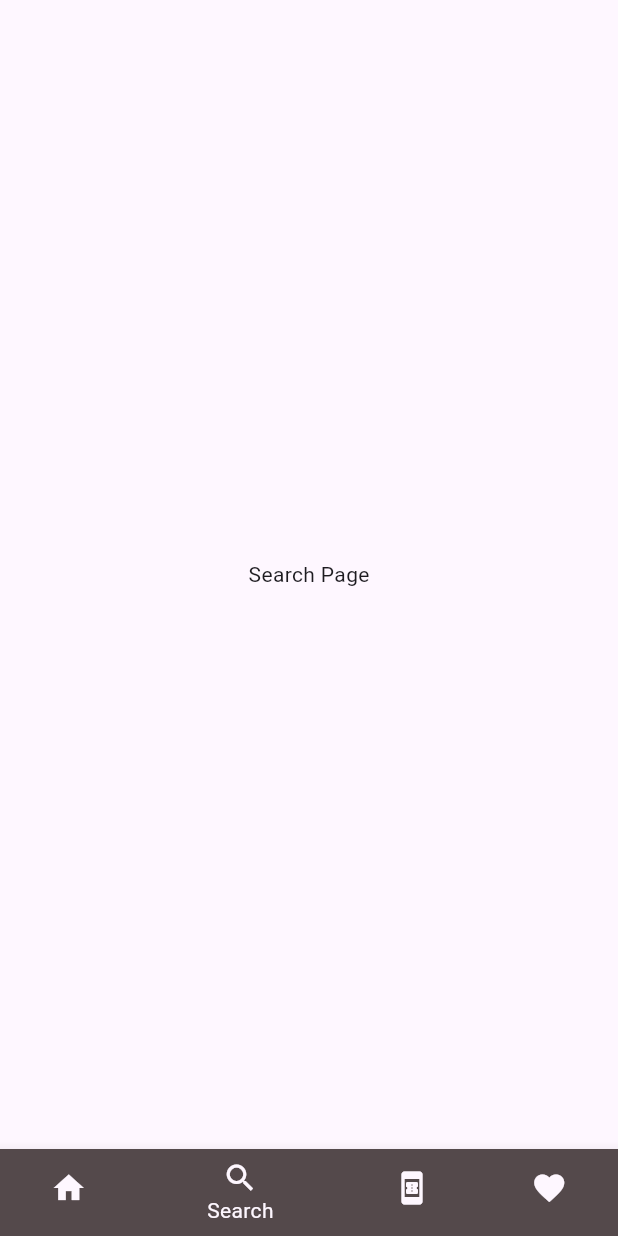
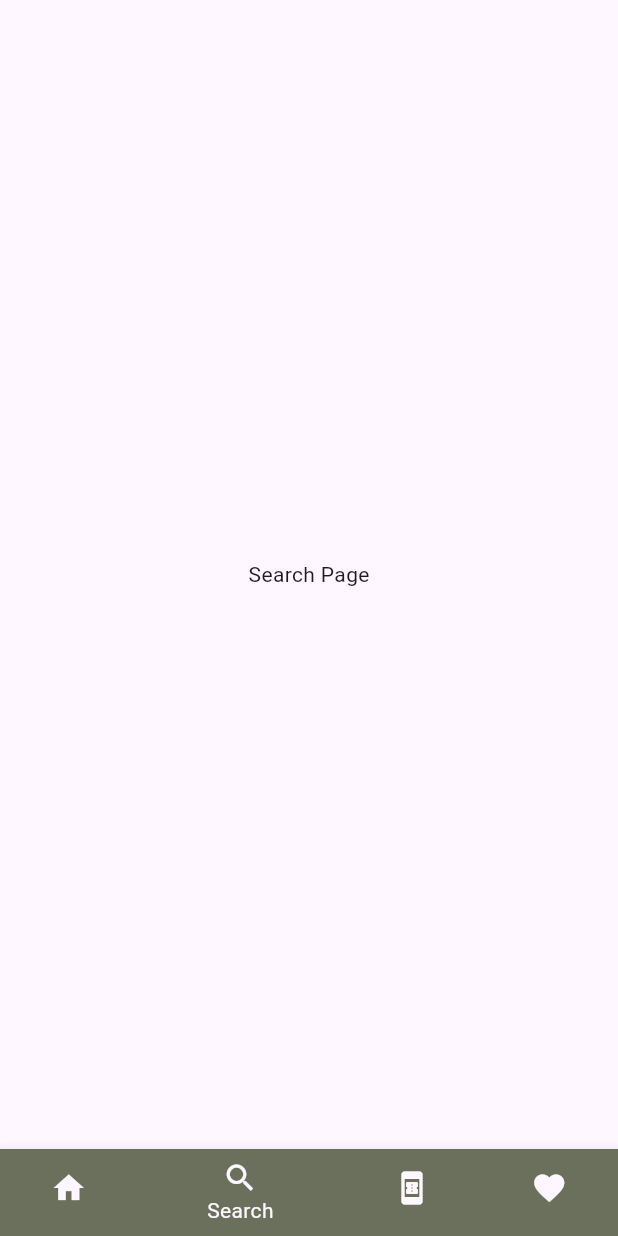
Before and after one commit to totenkopf7/kaar-app, a Flutter app: the screen it shows after launch, item 2 of the bottom bar chosen, on a phone screen of 412 x 824 dp. Run offline on Flutter 3.47's test engine with Material 3 defaults, Android fonts, the light colour scheme and no system bars; our stand-ins replace card_swiper, carousel_slider, flutter_map, flutter_spinkit, geolocator, latlong2.

Commit message:
updated some UI colors

```diff
--- a/lib/components/colors.dart
+++ b/lib/components/colors.dart
@@ -1,7 +1,7 @@
 import 'package:flutter/material.dart';
 
 class AppColors {
-  static const Color primary = Color(0xFFF1F7ED);
-  static const Color background = Color(0xFF54494B);
+  static const Color primary = Color(0xFFa5a58d);
+  static const Color background = Color(0xFF6b705c);
   static const Color secondary = Color(0xFFF1F7ED);
 }
```
